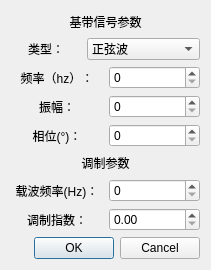
Qt form UI/modify.ui (Cal1sta/audio-software) before a commit.
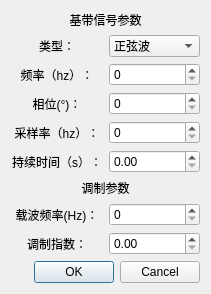
The same form after that commit.

```diff
--- a/UI/modify.ui
+++ b/UI/modify.ui
@@ -7,7 +7,7 @@
     <x>0</x>
     <y>0</y>
     <width>211</width>
-    <height>270</height>
+    <height>245</height>
    </rect>
   </property>
   <property name="windowTitle">
@@ -57,16 +57,6 @@
          <string>矩形波</string>
         </property>
        </item>
-       <item>
-        <property name="text">
-         <string>脉冲波</string>
-        </property>
-       </item>
-       <item>
-        <property name="text">
-         <string>当前采集的信号</string>
-        </property>
-       </item>
       </widget>
      </item>
     </layout>
@@ -93,26 +83,9 @@
     </layout>
    </item>
    <item>
-    <layout class="QHBoxLayout" name="Layout_amp">
+    <layout class="QHBoxLayout" name="Layout_offset_or_ratio">
      <item>
-      <widget class="QLabel" name="label_amp">
-       <property name="text">
-        <string>振幅：</string>
-       </property>
-       <property name="alignment">
-        <set>Qt::AlignCenter</set>
-       </property>
-      </widget>
-     </item>
-     <item>
-      <widget class="QSpinBox" name="amp"/>
-     </item>
-    </layout>
-   </item>
-   <item>
-    <layout class="QHBoxLayout" name="Layout_offset">
-     <item>
-      <widget class="QLabel" name="label_offset">
+      <widget class="QLabel" name="label_offset_or_ratio">
        <property name="text">
         <string>相位(°)：</string>
        </property>
@@ -122,7 +95,7 @@
       </widget>
      </item>
      <item>
-      <widget class="QSpinBox" name="offset">
+      <widget class="QSpinBox" name="offset_or_ratio">
        <property name="maximum">
         <number>360</number>
        </property>
@@ -133,6 +106,51 @@
      </item>
     </layout>
    </item>
+   <item>
+    <layout class="QHBoxLayout" name="Layout_samplerate">
+     <item>
+      <widget class="QLabel" name="label_samplerate">
+       <property name="text">
+        <string>采样率（hz）：</string>
+       </property>
+       <property name="alignment">
+        <set>Qt::AlignCenter</set>
+       </property>
+      </widget>
+     </item>
+     <item>
+      <widget class="QSpinBox" name="samplerate">
+       <property name="maximum">
+        <number>99999</number>
+       </property>
+      </widget>
+     </item>
+    </layout>
+   </item>
+   <item>
+    <layout class="QHBoxLayout" name="Layout_duration">
+     <item>
+      <widget class="QLabel" name="label_duration">
+       <property name="text">
+        <string>持续时间（s）：</string>
+       </property>
+       <property name="alignment">
+        <set>Qt::AlignCenter</set>
+       </property>
+      </widget>
+     </item>
+     <item>
+      <widget class="QDoubleSpinBox" name="duration">
+       <property name="maximum">
+        <double>999.990000000000009</double>
+       </property>
+       <property name="singleStep">
+        <double>0.010000000000000</double>
+       </property>
+      </widget>
+     </item>
+    </layout>
+   </item>
    <item>
     <widget class="QLabel" name="label_2">
      <property name="text">
```
Left out of the diff: 4 changed lines with no effect on the pictures.
